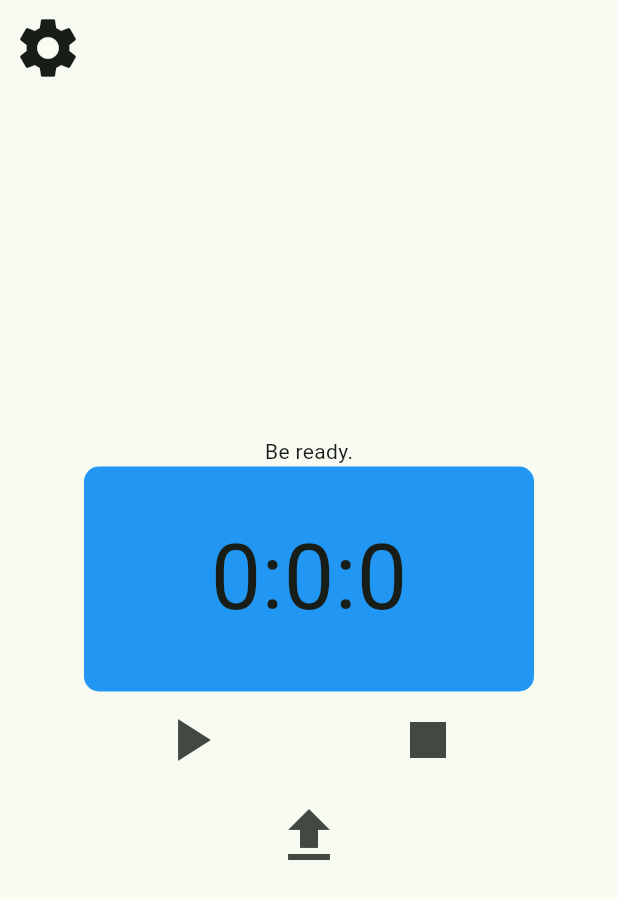
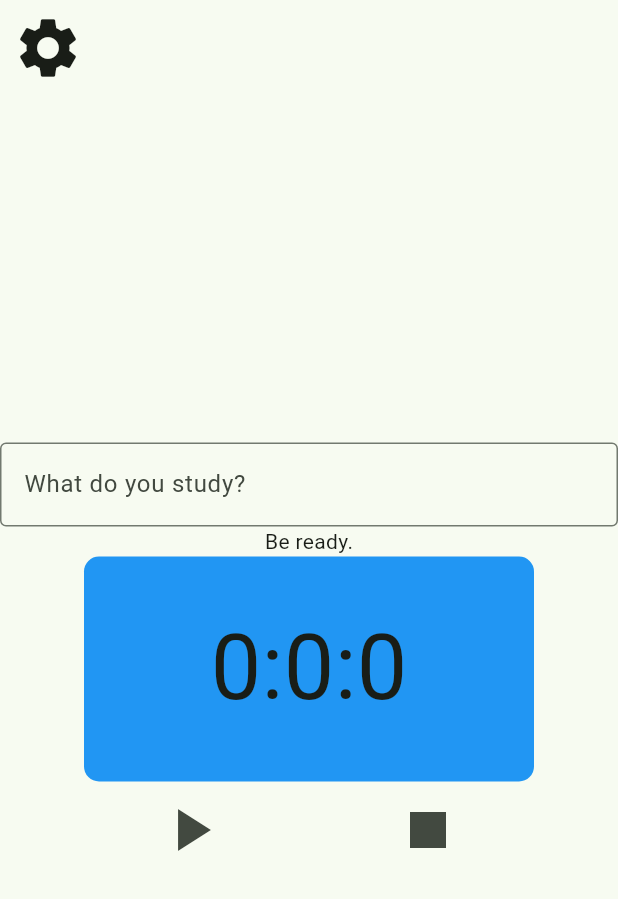
Before and after one commit to bbaransahin/hourglass, a Flutter app: the screen it shows after launch, after a tap on the "stop" icon, on a phone screen of 412 x 824 dp. Shown: the top 899 px of the screen. Run offline on Flutter 3.47's test engine with Material 3 defaults, Android fonts, the phone set to English and light mode, and no system bars; our stand-ins replace cloud_firestore, firebase_core; accounts and stored records are empty.

Commit message:
replaced test add button with a functional auto upload as the session is over and implemented a text box for tag entry

```diff
--- a/hourglass/lib/database_api.dart
+++ b/hourglass/lib/database_api.dart
@@ -5,9 +5,27 @@ import 'package:firebase_core/firebase_core.dart';
 import 'globals.dart';
 
 void test_add() {
+    /**
+    This function is used for testing the connection between app
+    and the Firebase as adding new items to a collection.
+    **/
     final study_sess = <String, dynamic>{
         "tag": "reading",
         "amount": 75
     };
     db.collection("study-records").add(study_sess).then((DocumentReference doc) => print('Document snapshot added with id: ${doc.id}'));
 }
+
+void add_session(int minutes, String tag) {
+    /**
+    It adds a session record to study-sessions collection on Firebase
+
+    Inputs: length of session in minutes, classifier tag for session
+    Returns nothing
+    **/
+    final study_sess = <String, dynamic>{
+        "tag": tag,
+        "amount": minutes
+    };
+    db.collection("study-records").add(study_sess).then((DocumentReference doc) => print('Study session added with id: ${doc.id}'));
+}
--- a/hourglass/lib/main.dart
+++ b/hourglass/lib/main.dart
@@ -43,6 +43,7 @@ class MyHomePage extends StatefulWidget {
 }
 
 class _MyHomePageState extends State<MyHomePage> {
+  int length_of_session = 0;
   int _hours = 0;
   int _minutes = 0;
   int _seconds = 0;
@@ -50,6 +51,7 @@ class _MyHomePageState extends State<MyHomePage> {
   bool isTicking = false;
   String status = "Be ready.";
   Icon playButtonIcon = Icon(Icons.play_arrow, size: 48.0);
+  final tagController = TextEditingController();
 
   void settingsButtonPressed() {
     Navigator.push(context, MaterialPageRoute(builder: (context) => SettingsPage()),);
@@ -64,6 +66,13 @@ class _MyHomePageState extends State<MyHomePage> {
   }
 
   void _resetTimer() {
+    int losc = length_of_session-60*_hours-_minutes; /// length of session completed
+    if (_seconds > 0) {
+        losc = losc-1;
+    }
+    if (losc > 0) {
+        add_session(losc ,tagController.text);
+    }
     setState(() {
         _hours = int.parse(studyTimeController.text)~/60;
         _minutes = int.parse(studyTimeController.text)%60;
@@ -79,6 +88,7 @@ class _MyHomePageState extends State<MyHomePage> {
                 _hours = int.parse(studyTimeController.text)~/60;
                 _minutes = int.parse(studyTimeController.text)%60;
                 _seconds = 0;
+                length_of_session = 60*_hours+_minutes;
             }
             status = "Stay focused!";
             playButtonIcon = Icon(Icons.pause, size: 48.0);
@@ -131,6 +141,13 @@ class _MyHomePageState extends State<MyHomePage> {
         child: Column(
           mainAxisAlignment: MainAxisAlignment.center,
           children: <Widget>[
+            TextField(
+                controller: tagController,
+                decoration: InputDecoration(
+                    border: OutlineInputBorder(),
+                    hintText: 'What do you study?',
+                ),
+            ),
             Text(
               '$status',
             ),
@@ -163,10 +180,6 @@ class _MyHomePageState extends State<MyHomePage> {
                 ),
                 ],
             ),
-            IconButton(
-                onPressed: test_add,
-                icon: Icon(Icons.upload, size:48.0),
-            ),
           ],
         ),
       ),
```
